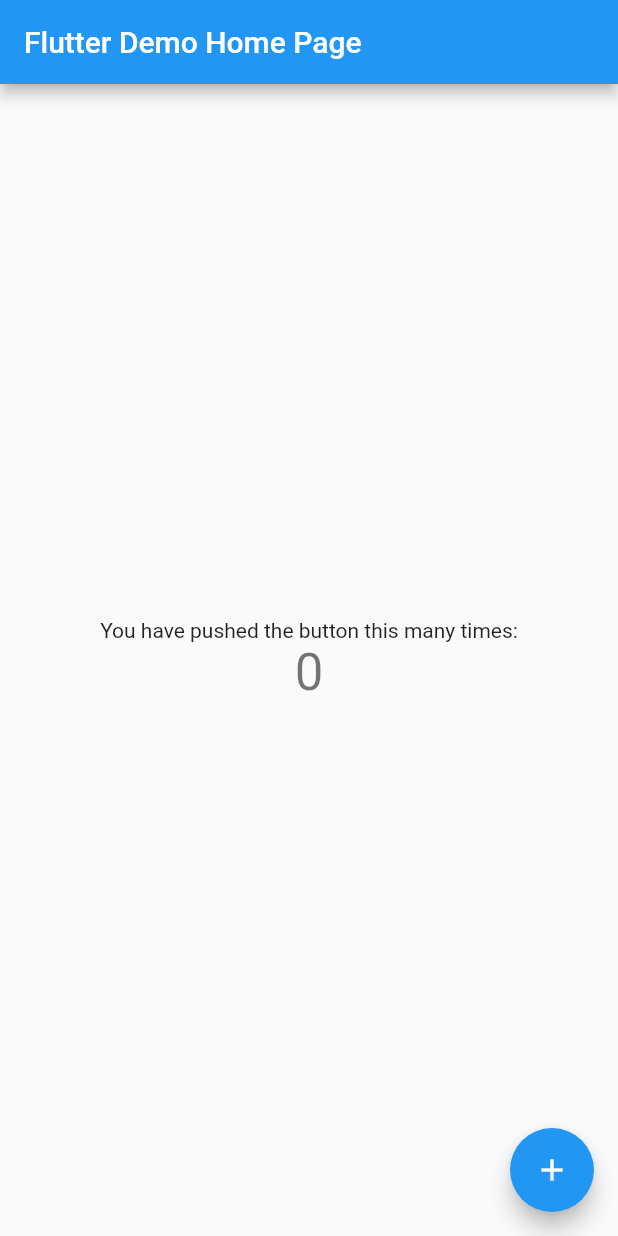
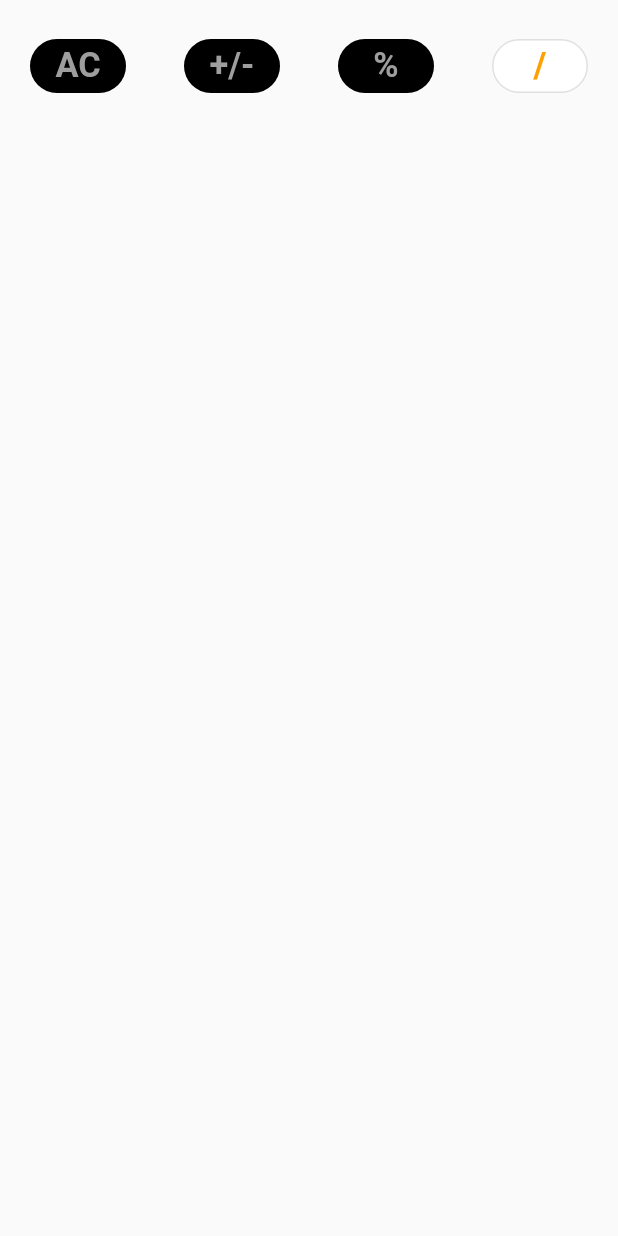
Before and after one commit to devOmedia/calculate_flutter, a Flutter app: the screen it shows after launch, on a phone screen of 412 x 824 dp. Run offline on Flutter 3.47's test engine with Material 2 defaults, Android fonts, the phone set to English and light mode, and no system bars.

Commit message:
adding button widgets and responsive text

```diff
--- /dev/null
+++ b/lib/homeScreen.dart
@@ -0,0 +1,74 @@
+import 'package:flutter/material.dart';
+
+class HomeScreen extends StatefulWidget {
+  const HomeScreen({Key? key}) : super(key: key);
+
+  @override
+  State<HomeScreen> createState() => _HomeScreenState();
+}
+
+class _HomeScreenState extends State<HomeScreen> {
+  String result = '1728';
+  @override
+  Widget build(BuildContext context) {
+    return Scaffold(
+      body: Padding(
+        padding: const EdgeInsets.all(10),
+        child: Column(children: [
+          Row(
+            mainAxisAlignment: MainAxisAlignment.spaceBetween,
+            children: [
+              calButton('AC', Colors.grey, Colors.black),
+              calButton('+/-', Colors.grey, Colors.black),
+              calButton('%', Colors.grey, Colors.black),
+              calButton('/', Colors.amber.shade700, Colors.white),
+            ],
+          )
+        ]),
+      ),
+    );
+  }
+
+  Widget calButton(String btnsymbol, Color symbolColor, Color btnColor) {
+    return Padding(
+      padding: const EdgeInsets.all(10.0),
+      child: OutlinedButton(
+        onPressed: () {},
+        style: ButtonStyle(
+          backgroundColor: MaterialStateProperty.all(btnColor),
+          shape: MaterialStateProperty.all(
+            RoundedRectangleBorder(
+              borderRadius: BorderRadius.circular(25.0),
+            ),
+          ),
+        ),
+        child: Text(
+          btnsymbol,
+          style: TextStyle(
+            fontSize: getadaptiveTextSize(context, 20),
+            fontWeight: FontWeight.bold,
+            color: symbolColor,
+          ),
+        ),
+      ),
+    );
+  }
+
+  Container resultText() {
+    return Container(
+      alignment: Alignment.centerRight,
+      child: Text(
+        result,
+        style: const TextStyle(
+          fontSize: 28,
+          fontWeight: FontWeight.bold,
+        ),
+      ),
+    );
+  }
+}
+
+dynamic getadaptiveTextSize(BuildContext context, dynamic value) {
+  // 720 is medium screen height
+  return (value / 720) * MediaQuery.of(context).size.height;
+}
--- a/lib/main.dart
+++ b/lib/main.dart
@@ -1,3 +1,4 @@
+import 'package:calculate_flutter/homeScreen.dart';
 import 'package:flutter/material.dart';
 
 void main() {
@@ -13,103 +14,9 @@
     return MaterialApp(
       title: 'Flutter Demo',
       theme: ThemeData(
-        // This is the theme of your application.
-        //
-        // Try running your application with "flutter run". You'll see the
-        // application has a blue toolbar. Then, without quitting the app, try
-        // changing the primarySwatch below to Colors.green and then invoke
-        // "hot reload" (press "r" in the console where you ran "flutter run",
-        // or simply save your changes to "hot reload" in a Flutter IDE).
-        // Notice that the counter didn't reset back to zero; the application
-        // is not restarted.
         primarySwatch: Colors.blue,
       ),
-      home: const MyHomePage(title: 'Flutter Demo Home Page'),
+      home: HomeScreen(),
     );
   }
 }
-
-class MyHomePage extends StatefulWidget {
-  const MyHomePage({Key? key, required this.title}) : super(key: key);
-
-  // This widget is the home page of your application. It is stateful, meaning
-  // that it has a State object (defined below) that contains fields that affect
-  // how it looks.
-
-  // This class is the configuration for the state. It holds the values (in this
-  // case the title) provided by the parent (in this case the App widget) and
-  // used by the build method of the State. Fields in a Widget subclass are
-  // always marked "final".
-
-  final String title;
-
-  @override
-  State<MyHomePage> createState() => _MyHomePageState();
-}
-
-class _MyHomePageState extends State<MyHomePage> {
-  int _counter = 0;
-
-  void _incrementCounter() {
-    setState(() {
-      // This call to setState tells the Flutter framework that something has
-      // changed in this State, which causes it to rerun the build method below
-      // so that the display can reflect the updated values. If we changed
-      // _counter without calling setState(), then the build method would not be
-      // called again, and so nothing would appear to happen.
-      _counter++;
-    });
-  }
-
-  @override
-  Widget build(BuildContext context) {
-    // This method is rerun every time setState is called, for instance as done
-    // by the _incrementCounter method above.
-    //
-    // The Flutter framework has been optimized to make rerunning build methods
-    // fast, so that you can just rebuild anything that needs updating rather
-    // than having to individually change instances of widgets.
-    return Scaffold(
-      appBar: AppBar(
-        // Here we take the value from the MyHomePage object that was created by
-        // the App.build method, and use it to set our appbar title.
-        title: Text(widget.title),
-      ),
-      body: Center(
-        // Center is a layout widget. It takes a single child and positions it
-        // in the middle of the parent.
-        child: Column(
-          // Column is also a layout widget. It takes a list of children and
-          // arranges them vertically. By default, it sizes itself to fit its
-          // children horizontally, and tries to be as tall as its parent.
-          //
-          // Invoke "debug painting" (press "p" in the console, choose the
-          // "Toggle Debug Paint" action from the Flutter Inspector in Android
-          // Studio, or the "Toggle Debug Paint" command in Visual Studio Code)
-          // to see the wireframe for each widget.
-          //
-          // Column has various properties to control how it sizes itself and
-          // how it positions its children. Here we use mainAxisAlignment to
-          // center the children vertically; the main axis here is the vertical
-          // axis because Columns are vertical (the cross axis would be
-          // horizontal).
-          mainAxisAlignment: MainAxisAlignment.center,
-          children: <Widget>[
-            const Text(
-              'You have pushed the button this many times:',
-            ),
-            Text(
-              '$_counter',
-              style: Theme.of(context).textTheme.headline4,
-            ),
-          ],
-        ),
-      ),
-      floatingActionButton: FloatingActionButton(
-        onPressed: _incrementCounter,
-        tooltip: 'Increment',
-        child: const Icon(Icons.add),
-      ), // This trailing comma makes auto-formatting nicer for build methods.
-    );
-  }
-}
```
